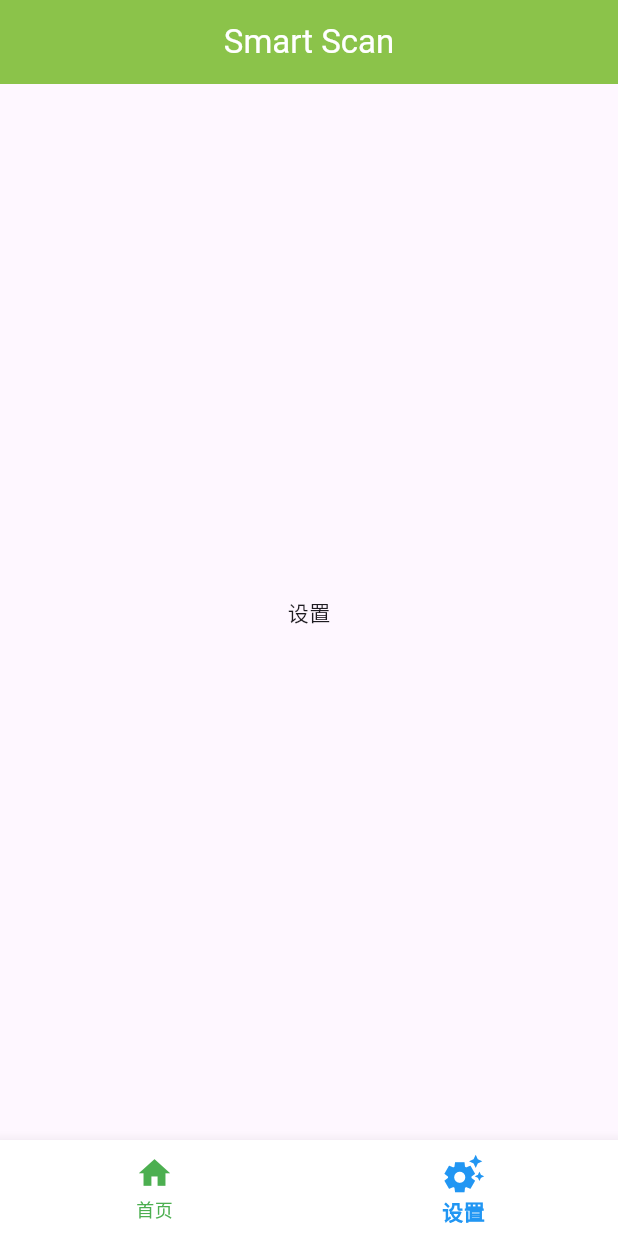
After one commit to muzhilei/Smart-Scan, a Flutter app: the screen it shows after launch, item 2 of the bottom bar chosen, on a phone screen of 412 x 824 dp. The commit adds this screen. Run offline on Flutter 3.47's test engine with Material 3 defaults, Android fonts, the phone set to English and light mode, and no system bars; our stand-ins replace get, qr_flutter.

Commit message:
增加设置界面

```diff
--- a/FlutterItem/smart_scan/lib/home/controllers/home_controllers.dart
+++ b/FlutterItem/smart_scan/lib/home/controllers/home_controllers.dart
@@ -2,7 +2,7 @@
 
 class home_controllers extends GetxController{
   var count = 0.obs;
-  var currentIndex = 1.obs;
+  var currentIndex = 0.obs;
 
 
   void increment(){
--- a/FlutterItem/smart_scan/lib/home/views/home_views.dart
+++ b/FlutterItem/smart_scan/lib/home/views/home_views.dart
@@ -5,10 +5,15 @@
 import 'package:smart_scan/home/widget/home_widget.dart';
 import 'package:smart_scan/homefragment/controllers/home_fragment_controllers.dart';
 import 'package:smart_scan/homefragment/views/home_fragment_views.dart';
+import 'package:smart_scan/settings/views/setting_views.dart';
 
 class home_views extends GetView<home_controllers>{
 
-  final home_fragment_controller = Get.put(home_fragment_controllers());
+  //界面集合
+  final getPage = [
+    home_fragment_views(),
+    setting_views()
+  ];
 
   @override
   Widget build(BuildContext context) {
@@ -30,7 +35,7 @@
       //   onPressed: controller.increment,
       //   child: Icon(Icons.add),
       // ),
-      body: home_fragment_views(),
+      body: Obx(() => getPage[controller.currentIndex.value]),
       bottomNavigationBar: Obx(() =>
           BottomNavigationBar(
             //导航项数组
--- a/FlutterItem/smart_scan/lib/main.dart
+++ b/FlutterItem/smart_scan/lib/main.dart
@@ -4,6 +4,8 @@
 import 'package:smart_scan/home/views/home_views.dart';
 import 'package:smart_scan/homefragment/bindings/home_fragment_bindings.dart';
 import 'package:smart_scan/homefragment/views/home_fragment_views.dart';
+import 'package:smart_scan/settings/bindings/setting_bindings.dart';
+import 'package:smart_scan/settings/views/setting_views.dart';
 import 'package:smart_scan/splash/bindings/splash_bindings.dart';
 import 'package:smart_scan/splash/views/splash_views.dart';
 
@@ -14,7 +16,8 @@
     getPages: [
       GetPage(name: '/splash', page: () => splash_views(), binding: splash_bindings()),
       GetPage(name: '/home', page: () => home_views(),binding: home_bindings()),
-      GetPage(name: '/homefragment', page: () => home_fragment_views(),binding: home_fragment_bindings())
+      GetPage(name: '/homefragment', page: () => home_fragment_views(),binding: home_fragment_bindings()),
+      GetPage(name: '/settings', page: () => setting_views(),binding: setting_bindings()),
     ],
   ));
 }
--- /dev/null
+++ b/FlutterItem/smart_scan/lib/settings/controllers/setting_controllers.dart
@@ -0,0 +1,5 @@
+import 'package:get/get.dart';
+
+class setting_controllers extends GetxController{
+
+}
--- /dev/null
+++ b/FlutterItem/smart_scan/lib/settings/views/setting_views.dart
@@ -0,0 +1,18 @@
+import 'package:flutter/material.dart';
+import 'package:flutter/src/widgets/framework.dart';
+import 'package:get/get.dart';
+import 'package:smart_scan/settings/controllers/setting_controllers.dart';
+
+class setting_views extends GetView<setting_controllers>{
+
+  @override
+  Widget build(BuildContext context) {
+    // TODO: implement build
+    return Container(
+      child: Center(
+        child: Text('设置'),
+      ),
+    );
+  }
+
+}
--- /dev/null
+++ b/FlutterItem/smart_scan/lib/settings/widget/setting_widget.dart
@@ -0,0 +1,3 @@
+class setting_widget {
+
+}
```
Also changed, not shown: FlutterItem/smart_scan/lib/settings/bindings/setting_bindings.dart (added, +11 -0 lines).
